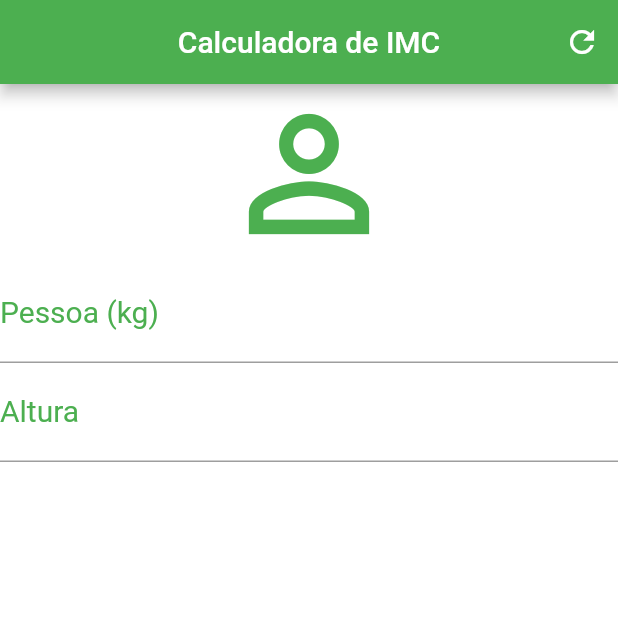
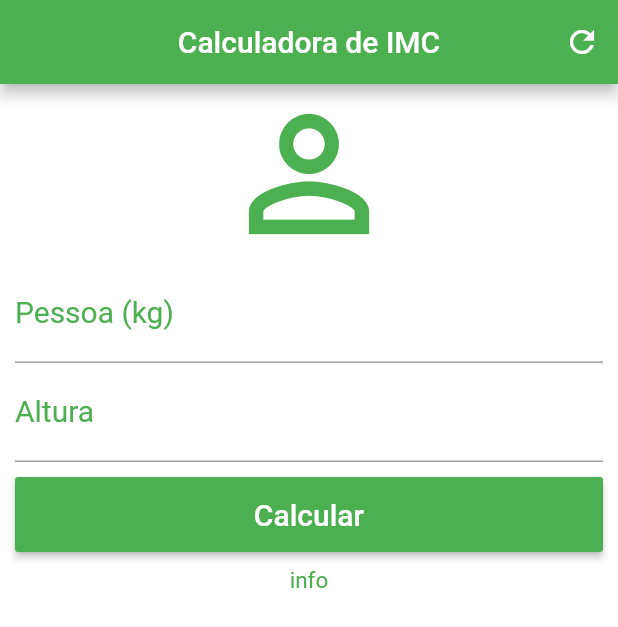
Before and after one commit to luicesar/flutter_dart, a Flutter app: the screen it shows after launch, on a phone screen of 412 x 824 dp. Shown: the top 627 px of the screen. Run offline on Flutter 3.47's test engine with Material 2 defaults, Android fonts, the phone set to English and light mode, and no system bars.

Commit message:
ScrollView e RaisedButton

```diff
--- a/app_calculadora_imc/lib/main.dart
+++ b/app_calculadora_imc/lib/main.dart
@@ -31,7 +31,9 @@ class _HomePageState extends State<HomePage> {
         ],
       ),
       backgroundColor: Colors.white,
-      body: Column(
+      body: SingleChildScrollView(
+        padding: EdgeInsets.fromLTRB(10.0, 0.0, 10.0, 0),
+        child: Column(
           crossAxisAlignment: CrossAxisAlignment.stretch,
           children: <Widget>[
             Icon(
@@ -62,8 +64,33 @@ class _HomePageState extends State<HomePage> {
                 color: Colors.green,
                 fontSize: 20.00,
               ),
-          )
+            ),
+            Padding(
+              padding: EdgeInsets.only(top: 10.0, bottom: 10.0),
+              child: Container(
+                height: 50.0,
+                child: RaisedButton(
+                  child: Text(
+                    'Calcular',
+                    style: TextStyle(color: Colors.white, fontSize: 20.0),
+                  ),
+                  color: Colors.green,
+                  onPressed: () {
+                    print('button');
+                  },
+                ),
+              ),
+            ),
+            Text(
+              'info',
+              textAlign: TextAlign.center,
+              style: TextStyle(
+                color: Colors.green,
+                fontSize: 15.0,
+              ),
+            ),
           ],
+        ),
       ),
     );
   }
```
Lines whose indentation alone changed are shown as unchanged.
